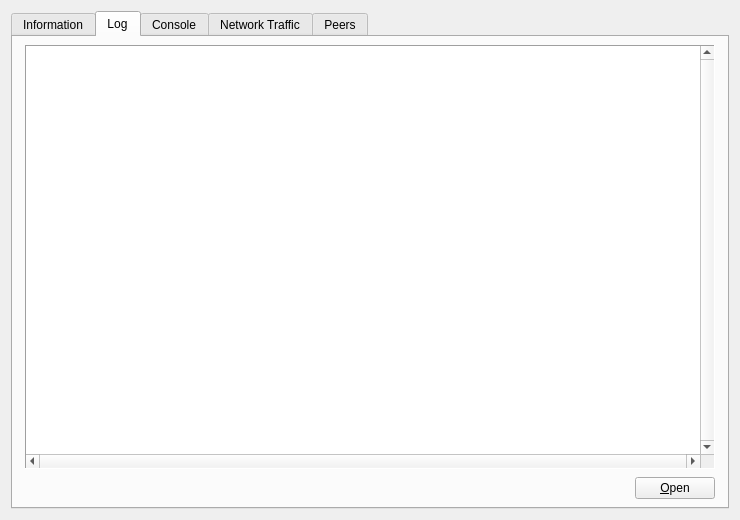
VadiqueMe/dogecoin, file src/qt/forms/debugwindow.ui: the form before one commit.
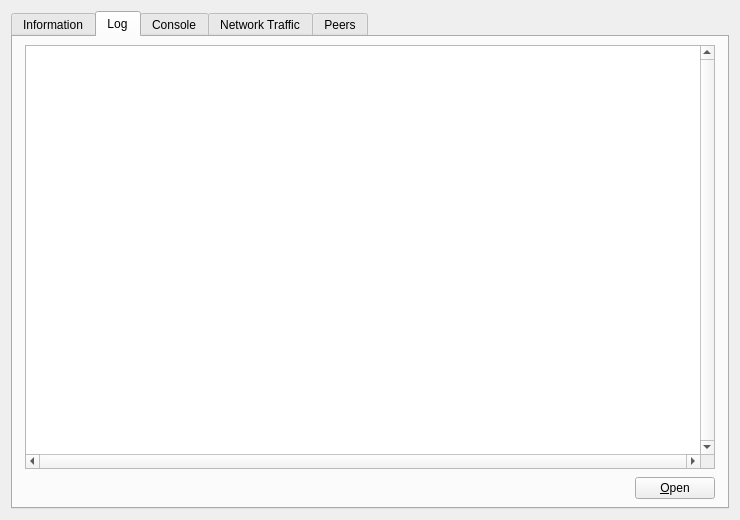
The form after the commit. The open tabs and pages were chosen to show the change. Icons and pictures are not drawn. Custom widgets are drawn as their Qt base class.

```diff
--- a/src/qt/forms/debugwindow.ui
+++ b/src/qt/forms/debugwindow.ui
@@ -426,15 +426,6 @@
        </property>
        <item row="0" column="0" colspan="2">
         <widget class="QPlainTextEdit" name="debugLogTextArea">
-         <property name="frameShape">
-          <enum>QFrame::Panel</enum>
-         </property>
-         <property name="frameShadow">
-          <enum>QFrame::Sunken</enum>
-         </property>
-         <property name="lineWidth">
-          <number>1</number>
-         </property>
          <property name="verticalScrollBarPolicy">
           <enum>Qt::ScrollBarAlwaysOn</enum>
          </property>
```
